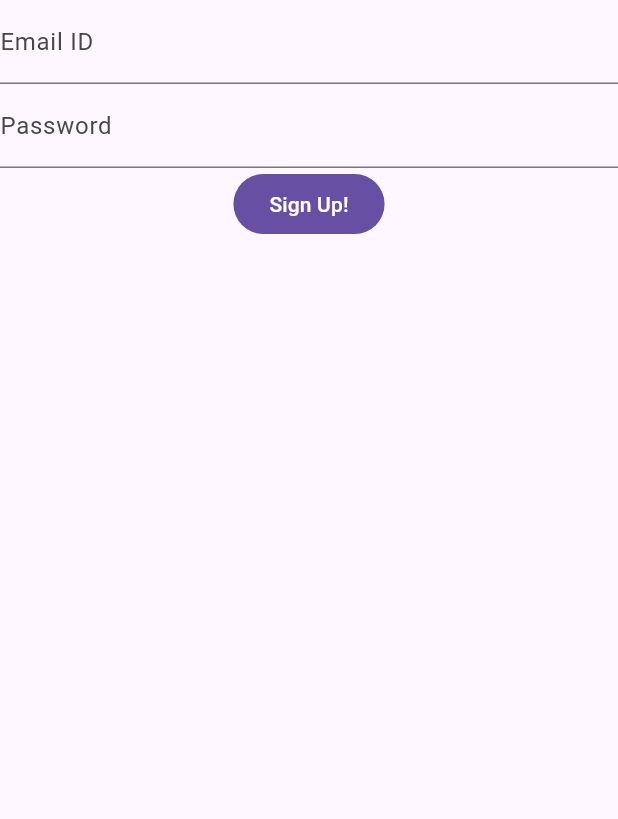
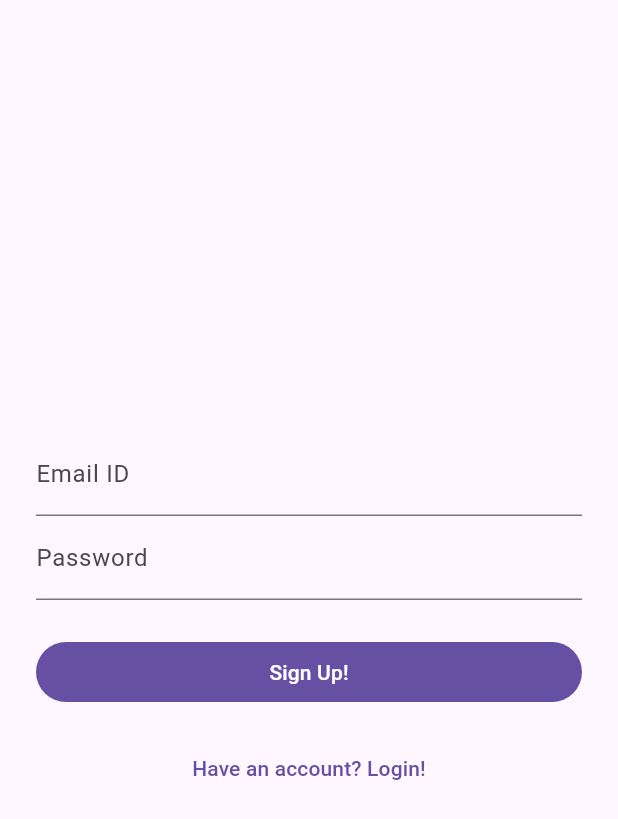
Before and after one commit to realpratz/Study-Spaces, a Flutter app: the screen it shows after launch, after a tap on "Don't have an account? Sign up!", on a phone screen of 412 x 824 dp. Shown: the top 819 px of the screen. Run offline on Flutter 3.47's test engine with Material 3 defaults, Android fonts, the light colour scheme and no system bars; our stand-ins replace flutter_riverpod, go_router, image_picker, shimmer, supabase_flutter; accounts and stored records are empty; network calls fail.

Commit message:
fix: fixed UI issue

```diff
--- a/lib/main.dart
+++ b/lib/main.dart
@@ -84,6 +84,8 @@ final _router = GoRouter(
                         return SpaceDetailScreen(
                           spaceID: extras['id'] as String,
                           spaceName: extras['name'] as String,
+                          inviteCode: extras['inviteCode'] as String,
+                          isPublic: extras['isPublic'] as bool,
                         );
                       },
                     ),
--- a/lib/models/study_space.dart
+++ b/lib/models/study_space.dart
@@ -23,7 +23,7 @@ class StudySpace{
       createdAt: DateTime.parse(json['created_at']),
       name: json['name'] as String,
       description: json['description'] as String?,
-      isPublic: json['is_public'] as bool,
+      isPublic: json['is_public'] as bool? ?? false,
       inviteCode: json['invite_code'] as String,
       creatorId: json['creator_id'] as String,
     );
--- a/lib/screens/home_page.dart
+++ b/lib/screens/home_page.dart
@@ -7,6 +7,7 @@ import 'package:study_spaces/models/study_space.dart';
 import 'package:study_spaces/services/auth_service.dart';
 import 'package:study_spaces/services/space_service.dart';
 import 'package:shimmer/shimmer.dart';
+import 'package:study_spaces/providers/profile_provider.dart';
 
 class HomePage extends ConsumerStatefulWidget {
   const HomePage({super.key});
@@ -95,6 +96,9 @@ class _HomePageState extends ConsumerState<HomePage> {
             IconButton(
                 icon: Icon(Icons.logout),
                 onPressed: () async {
+                  ref.invalidate(spacesProvider);
+                  ref.invalidate(profileProvider);
+
                   await AuthService().signOut();
 
                   if (context.mounted){
@@ -163,6 +167,8 @@ class _HomePageState extends ConsumerState<HomePage> {
                     extra:{
                       'id': currentSpace.id,
                       'name': currentSpace.name,
+                      'inviteCode': currentSpace.inviteCode,
+                      'isPublic': currentSpace.isPublic,
                     },
                   );
                 },
--- a/lib/screens/login_page.dart
+++ b/lib/screens/login_page.dart
@@ -2,15 +2,17 @@ import 'package:flutter/material.dart';
 import 'package:go_router/go_router.dart';
 import 'package:supabase_flutter/supabase_flutter.dart';
 import 'package:study_spaces/services/auth_service.dart';
+import 'package:flutter_riverpod/flutter_riverpod.dart';
+import 'package:study_spaces/providers/spaces_provider.dart';
 
-class LoginPage extends StatefulWidget{
+class LoginPage extends ConsumerStatefulWidget{
   const LoginPage({super.key});
 
   @override
-  State<LoginPage> createState() => _LoginPageState();
+  ConsumerState<LoginPage> createState() => _LoginPageState();
 }
 
-class _LoginPageState extends State<LoginPage> {
+class _LoginPageState extends ConsumerState<LoginPage> {
   final TextEditingController _emailController = TextEditingController();
   final TextEditingController _passController = TextEditingController();
   bool _isLoading=false;
@@ -25,7 +27,11 @@ class _LoginPageState extends State<LoginPage> {
   @override
   Widget build(BuildContext context){
     return Scaffold(
-      body: Column(
+      body: Padding(
+        padding: EdgeInsets.all(24),
+        child: Column(
+          mainAxisAlignment: MainAxisAlignment.center,
+          crossAxisAlignment: CrossAxisAlignment.stretch,
           children: [
             TextField(
               controller: _emailController,
@@ -41,6 +47,7 @@ class _LoginPageState extends State<LoginPage> {
                 label: Text('Password'),
               ),
             ),
+            SizedBox(height: 24),
             FilledButton(
               onPressed: _isLoading? null :() async {
                 final email=_emailController.text.trim();
@@ -54,6 +61,8 @@ class _LoginPageState extends State<LoginPage> {
                   final AuthResponse res = await AuthService().login(email: email, password: pass);
 
                   if(!context.mounted) return;
+
+                  ref.invalidate(spacesProvider);
 
                   context.go('/home');
                 }
@@ -76,6 +85,7 @@ class _LoginPageState extends State<LoginPage> {
               },
               child: _isLoading?CircularProgressIndicator(): Text('Login!'),
             ),
+            SizedBox(height: 16),
             TextButton(
               onPressed: () {
                 context.go('/signup');
@@ -84,6 +94,7 @@ class _LoginPageState extends State<LoginPage> {
             )
           ],
         )
+      )
     );
   }
 }
--- a/lib/screens/signup_page.dart
+++ b/lib/screens/signup_page.dart
@@ -2,15 +2,17 @@ import 'package:flutter/material.dart';
 import 'package:go_router/go_router.dart';
 import 'package:supabase_flutter/supabase_flutter.dart';
 import 'package:study_spaces/services/auth_service.dart';
+import 'package:flutter_riverpod/flutter_riverpod.dart';
+import 'package:study_spaces/providers/spaces_provider.dart';
 
-class SignUpPage extends StatefulWidget{
+class SignUpPage extends ConsumerStatefulWidget{
   const SignUpPage({super.key});
 
   @override
-  State<SignUpPage> createState() => _SignUpPageState();
+  ConsumerState<SignUpPage> createState() => _SignUpPageState();
 }
 
-class _SignUpPageState extends State<SignUpPage> {
+class _SignUpPageState extends ConsumerState<SignUpPage> {
   final TextEditingController _emailController = TextEditingController();
   final TextEditingController _passController = TextEditingController();
   bool _isLoading=false;
@@ -25,7 +27,11 @@ class _SignUpPageState extends State<SignUpPage> {
   @override
   Widget build(BuildContext context){
     return Scaffold(
-      body: Column(
+      body: Padding(
+        padding: EdgeInsets.all(24),
+        child: Column(
+          mainAxisAlignment: MainAxisAlignment.center,
+          crossAxisAlignment: CrossAxisAlignment.stretch,
           children: [
             TextField(
               controller: _emailController,
@@ -41,6 +47,7 @@ class _SignUpPageState extends State<SignUpPage> {
                 label: Text('Password'),
               ),
             ),
+            SizedBox(height: 24),
             FilledButton(
               onPressed: _isLoading? null :() async {
                 final email=_emailController.text.trim();
@@ -54,6 +61,8 @@ class _SignUpPageState extends State<SignUpPage> {
                   final AuthResponse res = await AuthService().signUp(email: email, password: pass);
 
                   if(!context.mounted) return;
+
+                  ref.invalidate(spacesProvider);
 
                   context.go('/home');
                 }
@@ -75,8 +84,16 @@ class _SignUpPageState extends State<SignUpPage> {
                 });
               },
               child:_isLoading?CircularProgressIndicator():  Text('Sign Up!')
+            ),
+            SizedBox(height: 16),
+            TextButton(
+              onPressed: () {
+                context.go('/login');
+              },
+              child: Text("Have an account? Login!"),
             )
           ],
+        )
       )
     );
   }
```
Also changed, not shown: lib/screens/profile_screen.dart (+8 -2 lines), lib/screens/space_detail_screen.dart (+8 -1 lines), 1 other file. Lines whose indentation alone changed are shown as unchanged.
